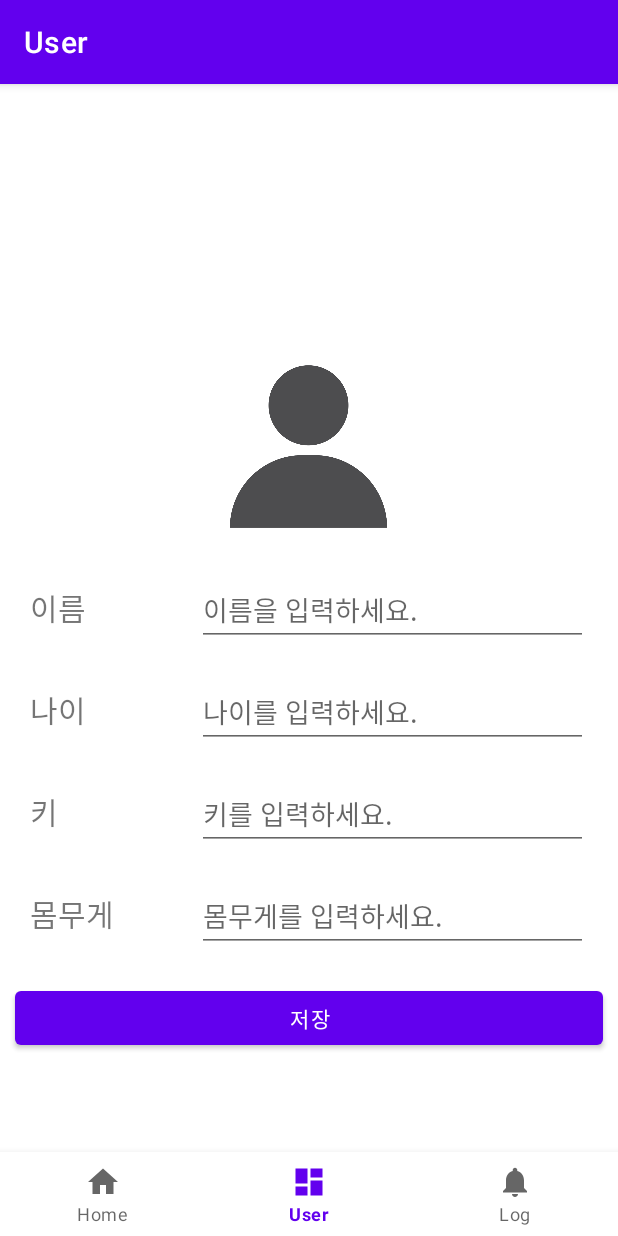
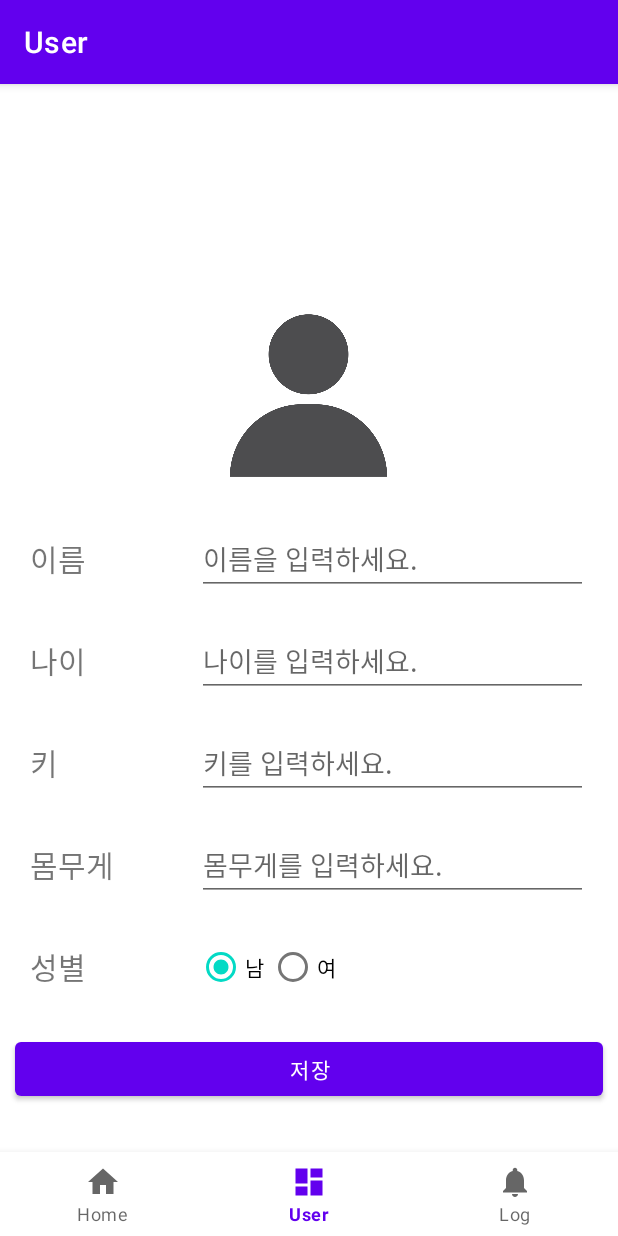
Before and after one commit to dltmdgjs/NutritionPredictorApp, an Android app: the screen it shows after launch (MainActivity), item 2 of the bottom bar chosen, on a phone screen of 412 x 824 dp. Run offline under Robolectric (Android 15) with nearby library versions, the phone set to English and light mode, and no system bars; our stand-ins replace navigation-ui; libraries missing offline, so code that uses them is left out: org.tensorflow.lite; 3 statements that could not run were skipped.

Commit message:
fix: 사진 저장 관련 버그 수정

```diff
--- a/app/src/main/java/com/seunghun/nutritionpredictorapp/UserInfoDBHelper.java
+++ b/app/src/main/java/com/seunghun/nutritionpredictorapp/UserInfoDBHelper.java
@@ -22,7 +22,8 @@ public class UserInfoDBHelper extends SQLiteOpenHelper {
         sql += "name text, ";
         sql += "age text, ";
         sql += "height text, ";
-        sql += "weight text";
+        sql += "weight text, ";
+        sql += "gender text";
         sql += " )";
 
         db.execSQL(sql);
--- a/app/src/main/java/com/seunghun/nutritionpredictorapp/ui/user/UserFragment.java
+++ b/app/src/main/java/com/seunghun/nutritionpredictorapp/ui/user/UserFragment.java
@@ -17,6 +17,7 @@ import android.view.ViewGroup;
 import android.widget.Button;
 import android.widget.EditText;
 import android.widget.ImageView;
+import android.widget.RadioButton;
 import android.widget.Toast;
 
 import androidx.activity.result.ActivityResultLauncher;
@@ -26,6 +27,7 @@ import androidx.core.content.ContextCompat;
 import androidx.fragment.app.Fragment;
 import androidx.lifecycle.ViewModelProvider;
 
+import com.seunghun.nutritionpredictorapp.R;
 import com.seunghun.nutritionpredictorapp.UserInfoDBHelper;
 import com.seunghun.nutritionpredictorapp.databinding.FragmentUserBinding;
 
@@ -41,7 +43,8 @@ public class UserFragment extends Fragment {
     static final String mFILENAME = "myInfo.db";
 
     private EditText etName, etAge, etHeight, etWeight;
-    private Bitmap selectedBitmap;
+    private String gender = "남";
+    private Bitmap selectedBitmap = null;
 
 
     public View onCreateView(@NonNull LayoutInflater inflater,
@@ -58,6 +61,7 @@ public class UserFragment extends Fragment {
         etHeight = binding.etHeight;
         etWeight = binding.etWeight;
 
+
         // DBHelper 초기화
         mHelper = new UserInfoDBHelper(getContext(), mFILENAME, null, 1);
 
@@ -65,9 +69,25 @@ public class UserFragment extends Fragment {
         restoreProfileImage(); // 프로필 이미지 로드
         loadData(); // 신체정보 데이터 로드
 
+        /** 프로필 이미지 클릭 시 사진첩 접근해 이미지 변경하기 */
+        binding.ivProfile.setOnClickListener(v -> {
+            showImagePickerDialog(); // selectedBitmap 업데이트
+        });
+
+        /** 성별 라디오 버튼 */
+        binding.rgGender.setOnCheckedChangeListener((group, checkedId)->
+                {
+                    if (checkedId == binding.rbMan.getId()) {
+                        gender = "남";
+                    }
+                    else if (checkedId == binding.rbWoman.getId()) {
+                        gender = "여";
+                    }
+                }
+        );
+
         /** 저장 버튼 리스너 설정 */
-        Button btSave = binding.btSave;
-        btSave.setOnClickListener(v -> {
+        binding.btSave.setOnClickListener(v -> {
             String name = etName.getText().toString();
             String age = etAge.getText().toString();
             String height = etHeight.getText().toString();
@@ -79,12 +99,7 @@ public class UserFragment extends Fragment {
             }
 
             // 2. 데이터 저장 또는 업데이트 로직 실행
-            saveOrUpdateProfile(name, age, height, weight);
-        });
-
-        /** 프로필 이미지 클릭 시 사진첩 접근해 이미지 변경하기 */
-        binding.ivProfile.setOnClickListener(v -> {
-            showImagePickerDialog(); // selectedBitmap 업데이트
+            saveOrUpdateProfile(name, age, height, weight, gender);
         });
 
         return root;
@@ -96,7 +111,7 @@ public class UserFragment extends Fragment {
      */
     private void loadData() {
         SQLiteDatabase db = mHelper.getReadableDatabase();
-        Cursor cursor = db.rawQuery("SELECT name, age, height, weight FROM myinfo", null);
+        Cursor cursor = db.rawQuery("SELECT name, age, height, weight, gender FROM myinfo", null);
 
         // moveToFirst()는 커서를 첫 번째 행으로 이동시키며, 데이터가 있으면 true를 반환합니다.
         if (cursor.moveToFirst()) {
@@ -105,6 +120,12 @@ public class UserFragment extends Fragment {
             etAge.setText(cursor.getString(cursor.getColumnIndexOrThrow("age")));
             etHeight.setText(cursor.getString(cursor.getColumnIndexOrThrow("height")));
             etWeight.setText(cursor.getString(cursor.getColumnIndexOrThrow("weight")));
+            gender = cursor.getString(cursor.getColumnIndexOrThrow("gender"));
+            if (gender.equals("남")) {
+                binding.rbMan.setChecked(true);
+            } else {
+                binding.rbWoman.setChecked(true);
+            }
         }
 
         // 리소스 누수 방지를 위해 Cursor와 DB를 반드시 닫아줍니다.
@@ -116,8 +137,10 @@ public class UserFragment extends Fragment {
      * 데이터 존재 여부에 따라 정보를 저장(INSERT)하거나 업데이트(UPDATE)합니다.
      * 안전한 ContentValues를 사용하여 SQL Injection을 방지합니다.
      */
-    private void saveOrUpdateProfile(String name, String age, String height, String weight) {
-        persistProfile(selectedBitmap); // 프로필 사진 저장
+    private void saveOrUpdateProfile(String name, String age, String height, String weight, String gender) {
+        if (selectedBitmap != null) {
+            persistProfile(selectedBitmap); // 프로필 사진 저장
+        }
 
         SQLiteDatabase db = mHelper.getWritableDatabase();
         ContentValues values = new ContentValues();
@@ -125,6 +148,7 @@ public class UserFragment extends Fragment {
         values.put("age", age);
         values.put("height", height);
         values.put("weight", weight);
+        values.put("gender", gender);
 
         // 테이블의 데이터 개수를 확인하여 분기 처리
         long count = db.compileStatement("SELECT COUNT(*) FROM myinfo").simpleQueryForLong();
@@ -235,6 +259,10 @@ public class UserFragment extends Fragment {
      * 프로필 이미지 저장 함수
      */
     private void persistProfile(Bitmap selected) {
+        if (selected == null) {
+            return;
+        }
+
         Executors.newSingleThreadExecutor().execute(() -> {
             try {
                 String path = ProfileImageStore.saveProfileBitmap(requireContext(), selected);
--- a/app/src/main/res/layout/fragment_user.xml
+++ b/app/src/main/res/layout/fragment_user.xml
@@ -27,6 +27,7 @@
         android:layout_marginRight="20dp"
         android:layout_marginBottom="10dp"
         android:orientation="horizontal"
+        android:gravity="center_vertical"
         android:weightSum="10">
 
         <TextView
@@ -55,6 +56,7 @@
         android:layout_marginRight="20dp"
         android:layout_marginBottom="10dp"
         android:orientation="horizontal"
+        android:gravity="center_vertical"
         android:weightSum="10">
 
         <TextView
@@ -83,6 +85,7 @@
         android:layout_marginRight="20dp"
         android:layout_marginBottom="10dp"
         android:orientation="horizontal"
+        android:gravity="center_vertical"
         android:weightSum="10">
 
         <TextView
@@ -111,6 +114,7 @@
         android:layout_marginRight="20dp"
         android:layout_marginBottom="10dp"
         android:orientation="horizontal"
+        android:gravity="center_vertical"
         android:weightSum="10">
 
         <TextView
@@ -131,6 +135,47 @@
             android:inputType="number" />
     </LinearLayout>
 
+    <LinearLayout
+        android:layout_width="match_parent"
+        android:layout_height="wrap_content"
+        android:layout_marginLeft="20dp"
+        android:layout_marginTop="10dp"
+        android:layout_marginRight="20dp"
+        android:layout_marginBottom="10dp"
+        android:orientation="horizontal"
+        android:gravity="center_vertical"
+        android:weightSum="10">
+
+        <TextView
+            android:id="@+id/tv_gender"
+            android:layout_width="0dp"
+            android:layout_height="wrap_content"
+            android:layout_weight="3"
+            android:text="성별"
+            android:textSize="20sp" />
+
+        <RadioGroup
+            android:id="@+id/rg_gender"
+            android:layout_width="0dp"
+            android:layout_height="wrap_content"
+            android:layout_weight="7"
+            android:orientation="horizontal">
+
+            <RadioButton
+                android:id="@+id/rb_man"
+                android:layout_width="wrap_content"
+                android:layout_height="wrap_content"
+                android:checked="true"
+                android:text="남" />
+
+            <RadioButton
+                android:id="@+id/rb_woman"
+                android:layout_width="wrap_content"
+                android:layout_height="wrap_content"
+                android:text="여" />
+        </RadioGroup>
+    </LinearLayout>
+
     <Button
         android:id="@+id/bt_save"
         android:layout_width="match_parent"
```
